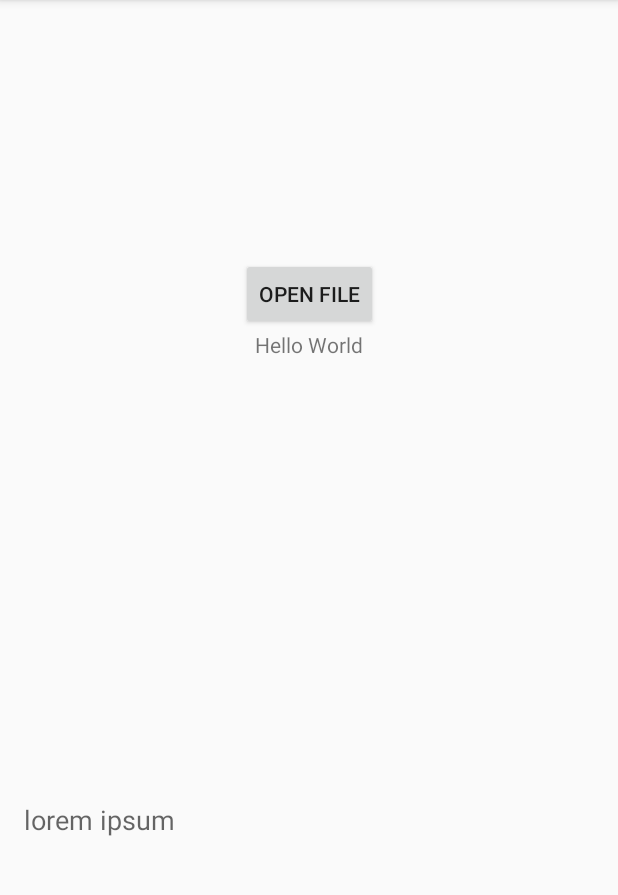
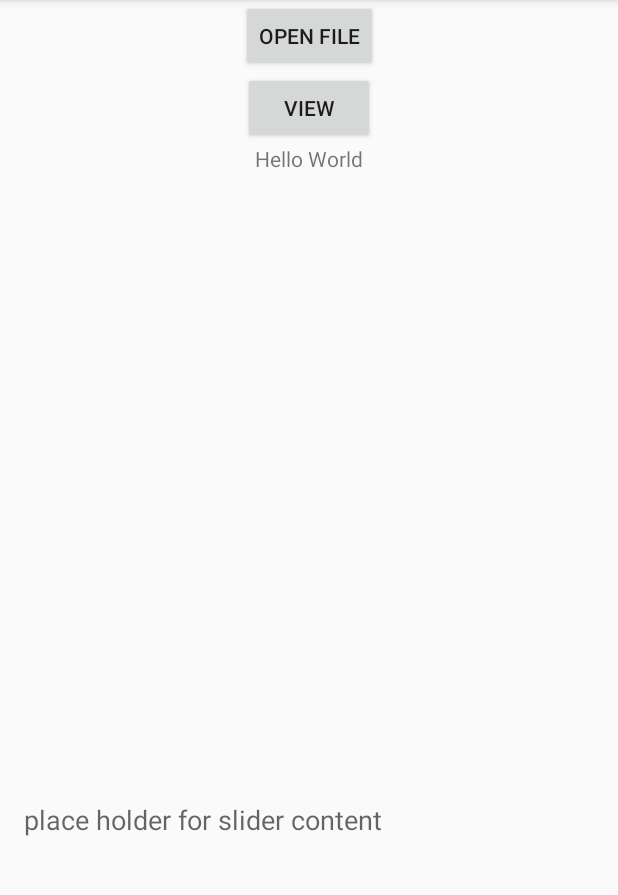
Before and after one commit to poleguy/cherrybud, an Android app: the screen it shows after launch (MainActivity), on a phone screen of 412 x 824 dp, the part 84-979 px from its top. Run offline under Robolectric (Android 15) with nearby library versions, the phone set to English and light mode, and no system bars.

Commit message:
slider added translations passing info from main activity to fragment about to implement passing content of node

```diff
--- a/app/src/main/AndroidManifest.xml
+++ b/app/src/main/AndroidManifest.xml
@@ -16,6 +16,8 @@
                 <category android:name="android.intent.category.LAUNCHER" />
             </intent-filter>
         </activity>
+        <activity android:name=".ScreenSlidePagerActivity">
+        </activity>
     </application>
 
 </manifest>
--- a/app/src/main/res/layout/fragment_screen_slide_page.xml
+++ b/app/src/main/res/layout/fragment_screen_slide_page.xml
@@ -6,10 +6,11 @@
     android:layout_height="wrap_content">
 
     <TextView
+        android:id="@+id/slider_content"
         style="?android:textAppearanceMedium"
         android:layout_width="match_parent"
         android:layout_height="wrap_content"
         android:lineSpacingMultiplier="1.2"
         android:padding="16dp"
-        android:text="@string/lorem_ipsum" />
+        android:text="place holder for slider content" />
 </ScrollView>
--- a/app/src/main/res/layout/tree_view.xml
+++ b/app/src/main/res/layout/tree_view.xml
@@ -6,20 +6,12 @@
     android:layout_height="wrap_content"
     tools:context=".MainActivity">
     <include
-        android:id="@+id/include"
+        android:id="@+id/include_main"
         layout="@layout/content_main"
         app:layout_constraintEnd_toEndOf="parent"
         app:layout_constraintStart_toStartOf="parent"
         app:layout_constraintTop_toTopOf="parent" />
 
-    <ListView
-        android:id="@+id/listView2"
-        android:layout_width="409dp"
-        android:layout_height="172dp"
-        app:layout_constraintTop_toBottomOf="@+id/include"
-        app:layout_constraintStart_toStartOf="parent" >
-
-    </ListView>
 
     <Button
         android:id="@+id/button"
@@ -27,7 +19,17 @@
         android:layout_height="wrap_content"
         android:layout_marginBottom="1dp"
         android:text="@string/Open_File"
-        app:layout_constraintTop_toBottomOf="@+id/listView2"
+        app:layout_constraintTop_toBottomOf="@+id/include_main"
+        app:layout_constraintEnd_toEndOf="parent"
+        app:layout_constraintStart_toStartOf="parent" />
+
+    <Button
+        android:id="@+id/buttonView"
+        android:layout_width="wrap_content"
+        android:layout_height="wrap_content"
+        android:layout_marginBottom="1dp"
+        android:text="@string/View"
+        app:layout_constraintTop_toBottomOf="@+id/button"
         app:layout_constraintEnd_toEndOf="parent"
         app:layout_constraintStart_toStartOf="parent" />
 
@@ -39,7 +41,7 @@
 
         app:layout_constraintLeft_toLeftOf="parent"
         app:layout_constraintRight_toRightOf="parent"
-        app:layout_constraintTop_toBottomOf="@+id/button" />
+        app:layout_constraintTop_toBottomOf="@+id/buttonView" />
 
 
 
--- a/app/src/main/res/values/strings.xml
+++ b/app/src/main/res/values/strings.xml
@@ -3,4 +3,5 @@
     <string name="hello_world">Hello World</string>
     <string name="Open_File">Open File</string>
     <string name="lorem_ipsum">lorem ipsum</string>
+    <string name="View">View</string>
 </resources>
```
Also changed, not shown: app/src/main/java/com/poleguy/cherrybud/Blah.java (added, +8 -0 lines), app/src/main/java/com/poleguy/cherrybud/ExampleListTreeAdapter.kt (+11 -0 lines), app/src/main/java/com/poleguy/cherrybud/MainActivity.kt (+43 -5 lines), app/src/main/java/com/poleguy/cherrybud/ScreenSlidePageFragment.kt (+26 -1 lines), app/src/main/java/com/poleguy/cherrybud/niuedu/ListTree.java (+32 -0 lines), app/src/main/res/menu/menu_item.xml (+6 -2 lines).
